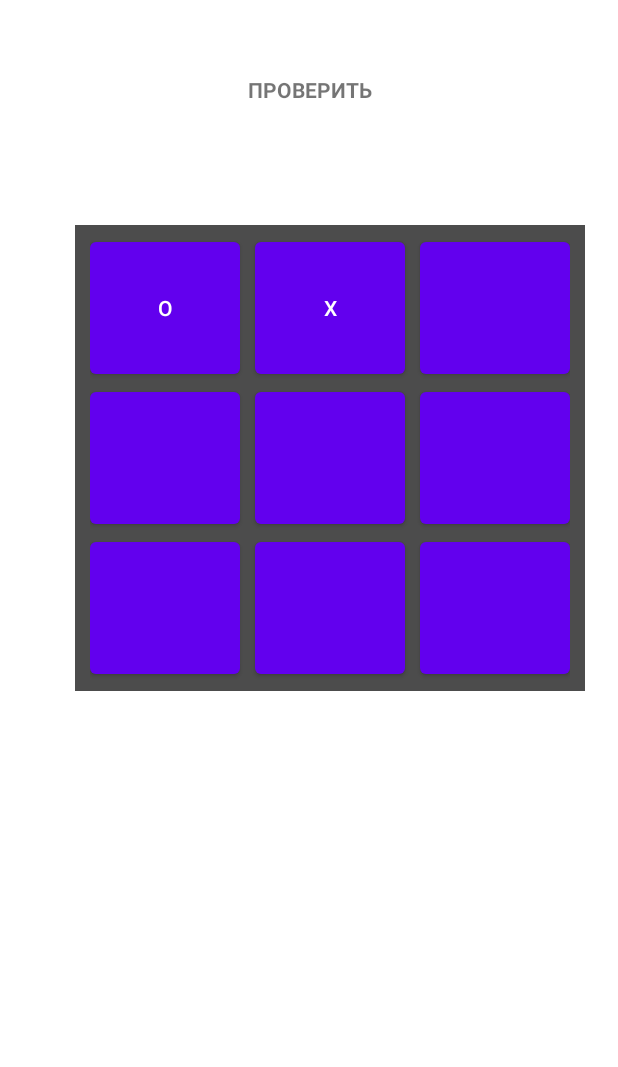
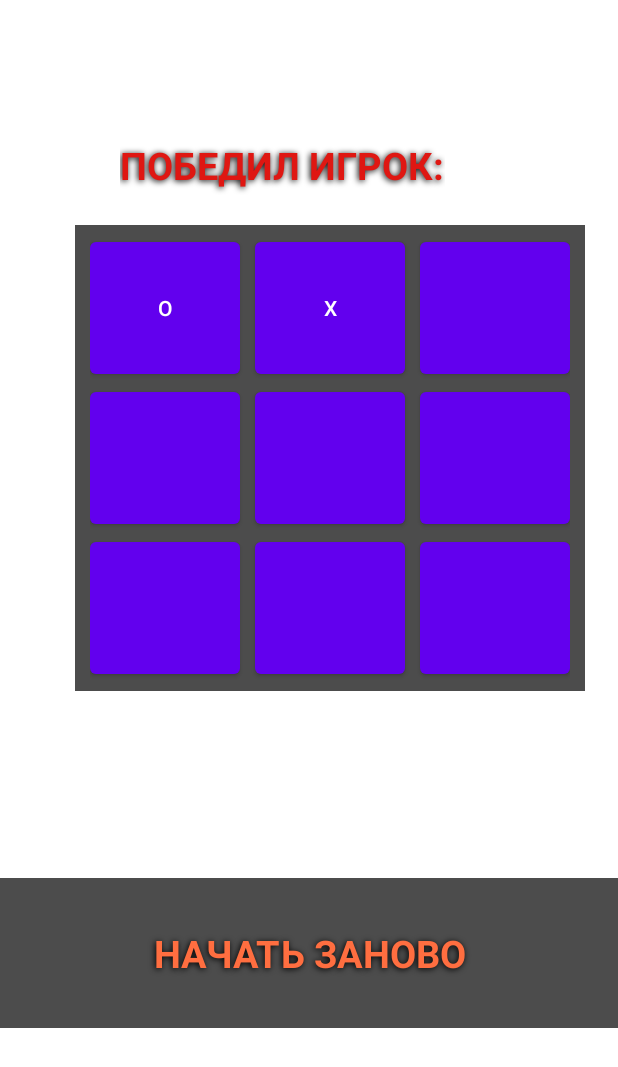
Before and after one commit to getovmyhit/CrossZero, an Android app: the GameActivity screen opened directly, with no data from a screen before it, after a tap on an icon or button, on a phone screen of 412 x 824 dp. Shown: the top 1067 px of the screen. Run offline under Robolectric (Android 15) with nearby library versions, the phone set to English and light mode, and no system bars; 2 other taps on this screen came first.

```diff
--- a/app/build.gradle
+++ b/app/build.gradle
@@ -37,6 +37,7 @@ android {
     }
 }
 
+
 dependencies {
 
     implementation 'androidx.core:core-ktx:1.7.0'
--- a/app/src/main/java/com/example/crosszero/GameActivity.kt
+++ b/app/src/main/java/com/example/crosszero/GameActivity.kt
@@ -1,8 +1,11 @@
 package com.example.crosszero
 
+import android.app.AlertDialog
+import android.content.DialogInterface
+import android.content.Intent
+import android.os.Bundle
+import android.widget.Toast
 import androidx.appcompat.app.AppCompatActivity
-import android.os.Bundle
-import androidx.core.view.isVisible
 import kotlinx.android.synthetic.main.activity_game.*
 
 
@@ -11,46 +14,6 @@ class GameActivity : AppCompatActivity() {
         super.onCreate(savedInstanceState)
         setContentView(R.layout.activity_game)
 
-        fun checkWin () {
-            when {
-                button11.text == button12.text && button11.text == button13.text -> txtvictory.isVisible
-                button11.text == button21.text && button11.text == button31.text -> txtvictory.isVisible
-                button11.text == button22.text && button11.text == button33.text -> txtvictory.isVisible
-
-                button12.text == button22.text && button12.text == button32.text -> txtvictory.isVisible
-                button12.text == button11.text && button12.text == button13.text -> txtvictory.isVisible
-
-                button13.text == button23.text && button13.text == button33.text -> txtvictory.isVisible
-                button13.text == button12.text && button13.text == button11.text -> txtvictory.isVisible
-                button13.text == button22.text && button13.text == button31.text -> txtvictory.isVisible
-
-                button21.text == button22.text && button21.text == button23.text -> txtvictory.isVisible
-                button21.text == button11.text && button21.text == button31.text -> txtvictory.isVisible
-
-                button22.text == button21.text && button22.text == button23.text -> txtvictory.isVisible
-                button22.text == button11.text && button12.text == button33.text -> txtvictory.isVisible
-                button22.text == button12.text && button22.text == button32.text -> txtvictory.isVisible
-
-                button23.text == button13.text && button23.text == button33.text -> txtvictory.isVisible
-                button23.text == button22.text && button23.text == button21.text -> txtvictory.isVisible
-
-                button31.text == button21.text && button31.text == button11.text -> txtvictory.isVisible
-                button31.text == button22.text && button31.text == button13.text -> txtvictory.isVisible
-                button31.text == button32.text && button31.text == button33.text -> txtvictory.isVisible
-
-                button32.text == button22.text && button32.text == button12.text -> txtvictory.isVisible
-                button32.text == button31.text && button32.text == button33.text -> txtvictory.isVisible
-
-                button33.text == button22.text && button33.text == button11.text -> txtvictory.isVisible
-                button33.text == button32.text && button33.text == button31.text -> txtvictory.isVisible
-                button33.text == button23.text && button33.text == button13.text -> txtvictory.isVisible
-            else -> {
-                txtvictory.isVisible
-                txtvictory.text ="Еще никто не выиграл"
-            }
-            }
-
-        }
         button11.text = ""
         button12.text = ""
         button13.text = ""
@@ -60,26 +23,58 @@ class GameActivity : AppCompatActivity() {
         button31.text = ""
         button32.text = ""
         button33.text = ""
-
+        val gamerZero = "ZERO"
+        val gamerCross = "CROSS"
         var stateZero = intent.getBooleanExtra("zerotrue", false)
         var stateCross = intent.getBooleanExtra("crosstrue", false)
+        var restart = Intent (this, MainActivity::class.java)
+        val builder = AlertDialog.Builder(this)
+        builder
+            .setTitle(R.string.dialog_tittle_message)
+            .setMessage(R.string.dialog_about_message)
+            .setIcon(android.R.drawable.ic_dialog_info)
+            .setPositiveButton("Да", DialogInterface.OnClickListener { dialog, which ->
+                startActivity(restart)
+            })
+            .setNegativeButton("Нет", DialogInterface.OnClickListener { dialog, which ->
+                finishAffinity()
+            })
+            .create()
 
+                fun checkWin (kto: String) {
+            when {
+                button11.text!=""&&button11.text == button12.text && button11.text == button13.text -> txtvictory.text = txtvictory.text.toString().plus(" $kto")
 
-        checkwinz.setOnClickListener {
-            checkWin()
-        }
+                button11.text!=""&&button11.text == button21.text && button11.text == button31.text -> txtvictory.text = txtvictory.text.toString().plus(" $kto")
+                button11.text!=""&&button11.text == button22.text && button11.text == button33.text -> txtvictory.text = txtvictory.text.toString().plus(" $kto")
+
+                button12.text!=""&&button12.text == button22.text && button12.text == button32.text -> txtvictory.text = txtvictory.text.toString().plus(" $kto")
+
+                button13.text!=""&&button13.text == button23.text && button13.text == button33.text -> txtvictory.text = txtvictory.text.toString().plus(" $kto")
+
+                button21.text!=""&& button21.text == button22.text && button21.text == button23.text -> txtvictory.text = txtvictory.text.toString().plus(" $kto")
+                button31.text!=""&&button31.text == button22.text && button31.text == button13.text -> txtvictory.text = txtvictory.text.toString().plus(" $kto")
+                button31.text!=""&&button31.text == button32.text && button31.text == button33.text -> txtvictory.text = txtvictory.text.toString().plus(" $kto")
+                button11.text!=""&&button12.text!=""&&button13.text!=""&& button21.text!=""&&button22.text!=""&&button23.text!=""&&button31.text!=""&&button32.text!=""&&button33.text!="" ->
+                    txtvictory.text = "НИЧЬЯ"
+            }
+            if (txtvictory.text=="НИЧЬЯ")
+                builder.show()
+            else {}
+            }
+
         button11.setOnClickListener {
             if (stateCross == true && button11.text.isEmpty()) {
                 button11.text = "X"
                 stateCross = false
                 stateZero = true
-                checkWin()
+                checkWin(gamerCross)
             }
             if (stateCross == false && button11.text.isEmpty()) {
                 button11.text = "O"
                 stateCross = true
                 stateZero = false
-                checkWin()
+                checkWin(gamerZero)
             } else {
             }
         }
@@ -89,13 +84,13 @@ class GameActivity : AppCompatActivity() {
                     button12.text = "X"
                     stateCross = false
                     stateZero = true
-                    checkWin()
+                    checkWin(gamerCross)
                 }
                 stateCross == false && button12.text.isEmpty() -> {
                     button12.text = "O"
                     stateCross = true
                     stateZero = false
-                    checkWin()
+                    checkWin(gamerZero)
                 }
                 else -> {}
             }
@@ -106,13 +101,13 @@ class GameActivity : AppCompatActivity() {
                     button13.text = "X"
                     stateCross = false
                     stateZero = true
-                    checkWin()
+                    checkWin(gamerCross)
                 }
                 stateCross == false && button13.text.isEmpty() -> {
                     button13.text = "O"
                     stateCross = true
                     stateZero = false
-                    checkWin()
+                    checkWin(gamerZero)
                 }
                 else -> {}
             }
@@ -123,13 +118,13 @@ class GameActivity : AppCompatActivity() {
                     button21.text = "X"
                     stateCross = false
                     stateZero = true
-                    checkWin()
+                    checkWin(gamerCross)
                 }
                 stateCross == false && button21.text.isEmpty() -> {
                     button21.text = "O"
                     stateCross = true
                     stateZero = false
-                    checkWin()
+                    checkWin(gamerZero)
                 }
                 else -> {
                 }
@@ -141,13 +136,13 @@ class GameActivity : AppCompatActivity() {
                     button22.text = "X"
                     stateCross = false
                     stateZero = true
-                    checkWin()
+                    checkWin(gamerCross)
                 }
                 stateCross == false && button22.text.isEmpty() -> {
                     button22.text = "O"
                     stateCross = true
                     stateZero = false
-                    checkWin()
+                    checkWin(gamerZero)
                 }
                 else -> {}
             }
@@ -158,13 +153,13 @@ class GameActivity : AppCompatActivity() {
                     button23.text = "X"
                     stateCross = false
                     stateZero = true
-                    checkWin()
+                    checkWin(gamerCross)
                 }
                 stateCross == false && button23.text.isEmpty() -> {
                     button23.text = "O"
                     stateCross = true
                     stateZero = false
-                    checkWin()
+                    checkWin(gamerZero)
                 }
                 else -> {}
             }
@@ -175,30 +170,29 @@ class GameActivity : AppCompatActivity() {
                     button31.text = "X"
                     stateCross = false
                     stateZero = true
-                    checkWin()
+                    checkWin(gamerCross)
                 }
                 stateCross == false && button31.text.isEmpty() -> {
                     button31.text = "O"
                     stateCross = true
                     stateZero = false
-                    checkWin()
+                    checkWin(gamerZero)
                 }
                 else -> {}
             }
         }
-
         button32.setOnClickListener {
             if (stateCross == true &&  button32.text.isEmpty()) {
                 button32.text = "X"
                 stateCross = false
                 stateZero = true
-                checkWin()
+                checkWin(gamerCross)
             }
             if (stateCross == false &&  button32.text.isEmpty()){
                 button32.text = "O"
                 stateCross = true
                 stateZero = false
-                checkWin()
+                checkWin(gamerZero)
             }
             else{}
         }
@@ -207,17 +201,22 @@ class GameActivity : AppCompatActivity() {
                 button33.text = "X"
                 stateCross = false
                 stateZero = true
-                checkWin()
+                checkWin(gamerCross)
             }
             if (stateCross == false &&  button33.text.isEmpty()) {
                 button33.text = "O"
                 stateCross = true
                 stateZero = false
-                checkWin()
+                checkWin(gamerZero)
             }
             else {
             }
         }
 
+        restartgame.setOnClickListener {
+            finish()
+            startActivity(restart)
+        }
+
     }
 }
--- a/app/src/main/java/com/example/crosszero/MainActivity.kt
+++ b/app/src/main/java/com/example/crosszero/MainActivity.kt
@@ -24,5 +24,6 @@ class MainActivity : AppCompatActivity() {
             gamescreen.putExtra("zerotrue", zero)
             startActivity(gamescreen)
         }
+
     }
 }
--- a/app/src/main/res/layout/activity_game.xml
+++ b/app/src/main/res/layout/activity_game.xml
@@ -13,19 +13,25 @@
 
         <TextView
             android:id="@+id/txtvictory"
-            android:layout_width="match_parent"
-            android:layout_height="wrap_content"
-            android:layout_marginStart="100sp"
-            android:layout_marginTop="100sp"
-            android:layout_marginEnd="100sp"
-            android:layout_marginBottom="100sp"
+            android:layout_width="wrap_content"
+            android:layout_height="100dp"
+            android:layout_alignParentStart="true"
+            android:layout_alignParentTop="true"
+            android:layout_marginStart="80dp"
+            android:layout_marginTop="60dp"
+            android:visibility="visible"
             android:gravity="center"
+            android:shadowColor="@color/black"
+            android:shadowDx="-1"
+            android:shadowDy="1"
+            android:shadowRadius="5"
             android:text="@string/victory"
-            android:textStyle="bold"
-            android:visibility="invisible"></TextView>
+            android:textColor="@color/red"
+            android:textSize="25dp"
+            android:textStyle="bold"></TextView>
 
-
-    <GridLayout
+        <GridLayout
+        android:id="@+id/gridLayout"
         android:layout_width="wrap_content"
         android:layout_height="wrap_content"
         android:layout_gravity="center"
@@ -112,15 +118,27 @@
             android:layout_column="2"
             android:text="9" />
     </GridLayout>
+
         <TextView
-            android:id="@+id/checkwinz"
+            android:id="@+id/restartgame"
             android:layout_width="match_parent"
-            android:layout_height="wrap_content"
-            android:layout_marginTop="50sp"
+            android:layout_height="100sp"
+            android:background="@color/gray"
+            android:layout_below="@id/gridLayout"
+            android:layout_marginTop="-25dp"
+
             android:gravity="center"
-            android:text="ПРОВЕРИТЬ"
-            android:textStyle="bold"
-            android:visibility="visible"></TextView>
+            android:shadowColor="@color/black"
+            android:shadowDx="-1"
+            android:shadowDy="1"
+            android:shadowRadius="5"
+
+            android:text="@string/restart"
+            android:textColor="#FF6E40"
+            android:textSize="25dp"
+            android:textStyle="bold">
+
+        </TextView>
     </RelativeLayout>
 
 </LinearLayout>
--- a/app/src/main/res/values/strings.xml
+++ b/app/src/main/res/values/strings.xml
@@ -2,5 +2,9 @@
     <string name="app_name">Cross&amp;Zero</string>
     <string name="title_activity_game">GameActivity</string>
     <string name="start_tittle">ВЫБЕРИТЕ, КТО НАЧИНАЕТ СВОЙ ХОД?</string>
-    <string name="victory">ПОБЕДИЛ ИГРОК</string>
+    <string name="victory">ПОБЕДИЛ ИГРОК:</string>
+    <string name="restart">НАЧАТЬ ЗАНОВО</string>
+    <string name="dialog_tittle_message">Cross&amp;Zero</string>
+    <string name="nobody">НИЧЬЯ</string>
+    <string name="dialog_about_message">Начать новую игру?</string>
 </resources>
```
